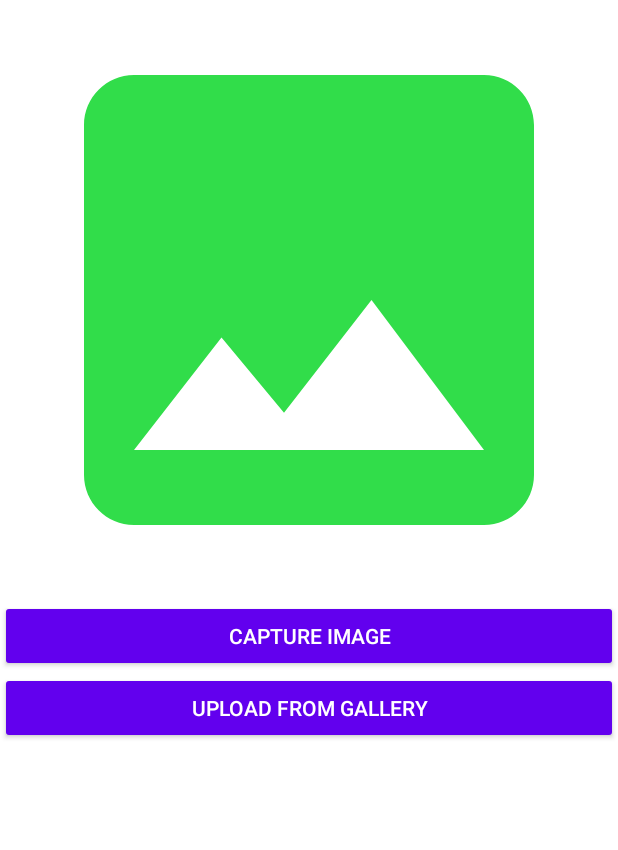
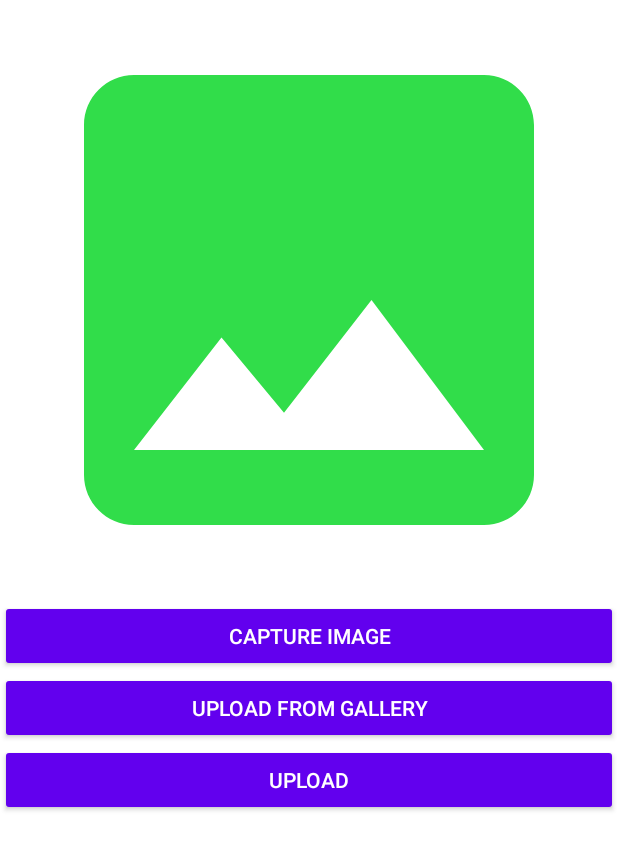
Before and after one commit to akshay399/PlantHealth, an Android app: the layout activity_profile.xml on its own in the app's theme, with its tools: preview values and no code run, on a phone screen of 412 x 824 dp. Shown: the top 850 px of the screen. Run offline under Robolectric (Android 15) with nearby library versions, the phone set to English and light mode, and no system bars.

Commit message:
upload to api

```diff
--- a/app/build.gradle
+++ b/app/build.gradle
@@ -39,4 +39,6 @@ dependencies {
     testImplementation 'junit:junit:4.+'
     androidTestImplementation 'androidx.test.ext:junit:1.1.3'
     androidTestImplementation 'androidx.test.espresso:espresso-core:3.4.0'
+    implementation 'com.squareup.retrofit2:retrofit:2.3.0'
+    implementation 'com.squareup.retrofit2:converter-gson:2.3.0'
 }
--- a/app/src/main/AndroidManifest.xml
+++ b/app/src/main/AndroidManifest.xml
@@ -7,6 +7,7 @@
     <uses-permission android:name="android.permission.ACCESS_FINE_LOCATION"
         tools:ignore="CoarseFineLocation" />
     <uses-permission android:name="android.permission.READ_EXTERNAL_STORAGE" />
+    <uses-permission android:name="android.permission.INTERNET" />
     <application
         android:allowBackup="true"
         android:icon="@mipmap/ic_launcher"
--- a/app/src/main/res/layout/activity_profile.xml
+++ b/app/src/main/res/layout/activity_profile.xml
@@ -26,6 +26,12 @@
     <Button
         android:id="@+id/upload_image_btn"
         android:text="Upload from gallery"
+        style="@style/Base.Widget.AppCompat.Button.Colored"
+        android:layout_width="match_parent"
+        android:layout_height="wrap_content" />
+    <Button
+        android:id="@+id/upload_api_btn"
+        android:text="Upload"
         style="@style/Base.Widget.AppCompat.Button.Colored"
         android:layout_width="match_parent"
         android:layout_height="wrap_content" />
```
Also changed, not shown: app/src/main/java/com/example/registration/NetworkClient.java (added, +19 -0 lines), app/src/main/java/com/example/registration/ProfileActivity.java (+48 -1 lines), app/src/main/java/com/example/registration/UploadApis.java (added, +14 -0 lines).
